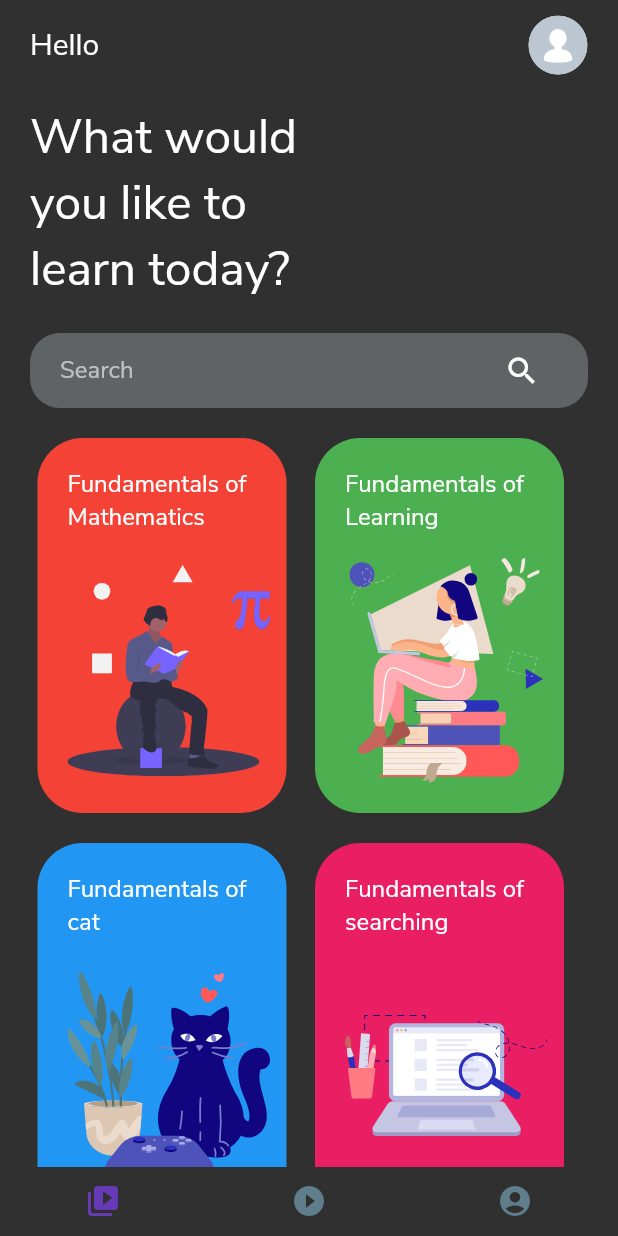
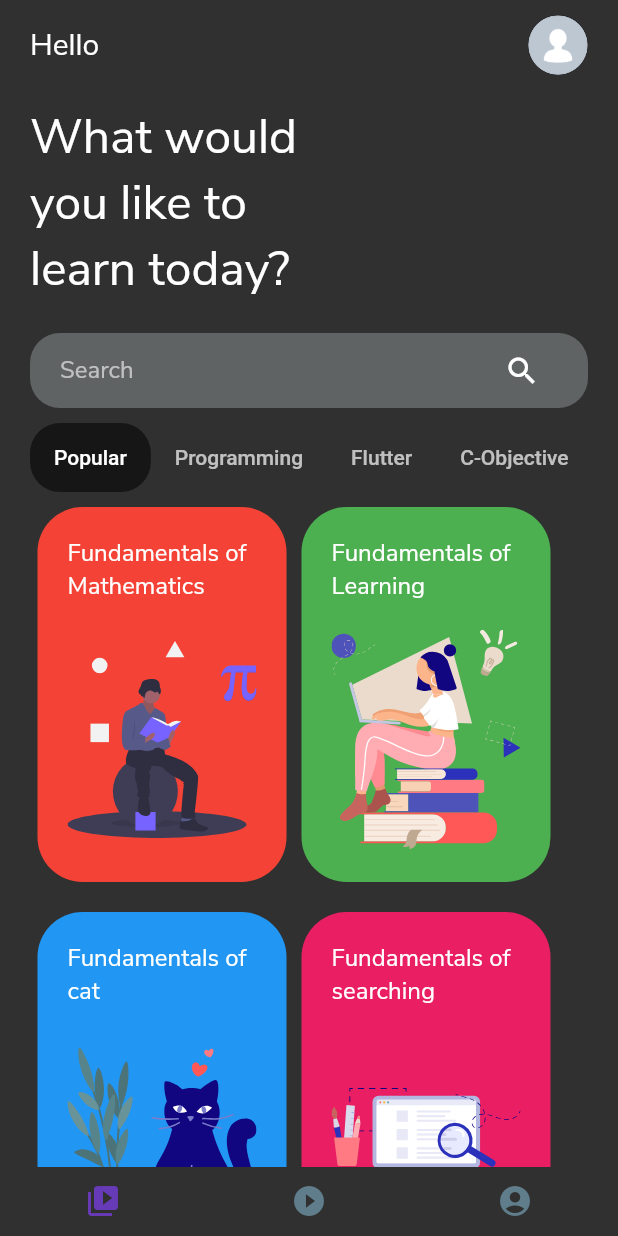
Before and after one commit to mikky-j/Edutarget, a Flutter app: the Home screen opened by its route, on a phone screen of 412 x 824 dp. Run offline on Flutter 3.47's test engine with Material 2 defaults, Android fonts, the phone set to English and light mode, and no system bars; drawn by our look-alikes of auto_size_text; our stand-ins replace firebase_auth, flutter_lorem, flutter_svg, fluttertoast, font_awesome_flutter, image_cropper and 4 more; accounts and stored records are empty.

Commit message:
added a tab bar for tags

```diff
--- a/lib/pages/discover_page.dart
+++ b/lib/pages/discover_page.dart
@@ -1,4 +1,6 @@
 import 'dart:io';
+import 'dart:typed_data';
+import 'dart:ui';
 
 import 'package:auto_size_text/auto_size_text.dart';
 import 'package:flutter/material.dart';
@@ -27,10 +29,9 @@ class DiscoverPage extends StatelessWidget {
             CustomAppBar(controller: controller),
             WelcomeMessage(),
             HomeSearchBar(),
+            TagBar(),
             HomeGridView()
-          ]..add(SizedBox(
-              height: 100.0,
-            )),
+          ],
         ),
       ),
     );
@@ -80,6 +81,55 @@ class HomeGridView extends StatelessWidget {
   }
 }
 
+class TagBar extends StatefulWidget {
+  const TagBar({Key key}) : super(key: key);
+
+  @override
+  _TagBarState createState() => _TagBarState();
+}
+
+class _TagBarState extends State<TagBar> with SingleTickerProviderStateMixin {
+  TabController _controller;
+  @override
+  void initState() {
+    super.initState();
+    _controller = TabController(length: 4, vsync: this);
+  }
+
+  @override
+  Widget build(BuildContext context) {
+    return TabBar(
+      controller: _controller,
+      indicator: BoxDecoration(
+        color: Colors.black54,
+        borderRadius: BorderRadius.circular(20),
+      ),
+      indicatorWeight: 0.001,
+      isScrollable: true,
+      // unselectedLabelColor: Colors.blueGrey,
+      labelColor: Colors.white,
+      tabs: [
+        Tab(
+          // child: Text("hello"),
+          text: "Popular",
+        ),
+        Tab(
+          // child: Text("hello"),
+          text: "Programming",
+        ),
+        Tab(
+          // child: Text("hello"),
+          text: "Flutter",
+        ),
+        Tab(
+          // child: Text("hello"),
+          text: "C-Objective",
+        ),
+      ],
+    );
+  }
+}
+
 class CourseCard extends StatelessWidget {
   final Course course;
   const CourseCard({
@@ -115,9 +165,10 @@ class CourseCard extends StatelessWidget {
           ),
           Container(
             height: 250,
-            width: 175,
+            width: (MediaQuery.of(context).size.width * 0.5) - 40,
             margin: EdgeInsets.symmetric(horizontal: 5, vertical: 10),
             padding: EdgeInsets.all(20.0),
+            alignment: Alignment.center,
             child: Column(
               children: [
                 Text(
```
